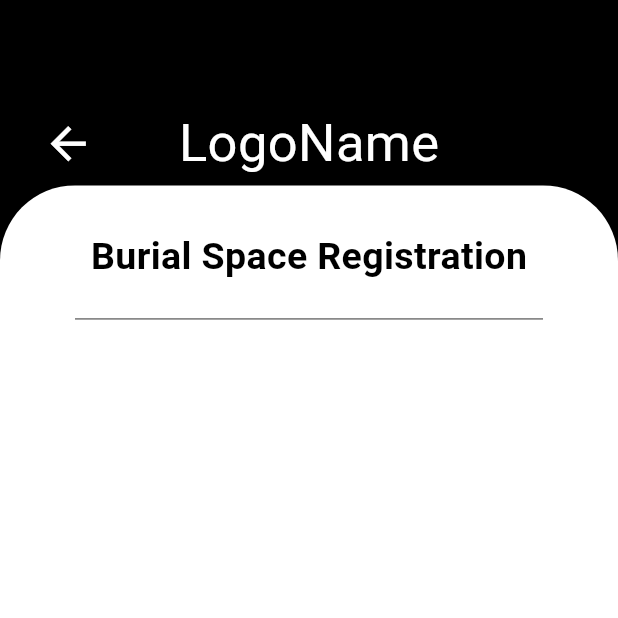
After one commit to divel00/addihills, a Flutter app: the BurialSpaceRegistrationPage screen opened directly, on a phone screen of 412 x 824 dp, the top half of it. The commit adds this screen. Run offline on Flutter 3.47's test engine with Material 3 defaults, Android fonts, the phone set to English and light mode, and no system bars; our stand-ins replace cloud_firestore, firebase_core; accounts and stored records are empty.

Commit message:
Added features in Other services

```diff
--- /dev/null
+++ b/lib/PAGE/OTHER_SERVICES/burial_space_registration_page.dart
@@ -0,0 +1,77 @@
+import 'package:flutter/material.dart';
+import 'package:addhills_app/PAGE/TOP_BUTTONS/top_navigationpop.dart';
+
+class BurialSpaceRegistrationPage extends StatelessWidget{
+
+  BurialSpaceRegistrationPage({super.key});
+  var height,width;
+
+  @override
+  Widget build(BuildContext context){
+
+    height = MediaQuery.of(context).size.height;
+    width = MediaQuery.of(context).size.width;
+
+    return Scaffold(
+      body: Builder(
+        builder: (context) {
+          return Container(
+            color: Colors.black,
+            child: Column(
+              children: [
+                Container(
+                  decoration: BoxDecoration(
+                    color: Colors.black,
+                  ),
+                  height: height * 0.15,
+                  width: width,
+                  alignment: Alignment.topCenter,
+                  child: TopNavigationpop(color: Colors.white,),
+                ),
+                Stack(
+                  children: [
+                    Container(
+                      decoration: BoxDecoration(
+                        color: Colors.white,
+                        borderRadius: BorderRadius.only(
+                          topLeft: Radius.circular(50),
+                          topRight: Radius.circular(50),
+                        )
+                      ),
+                      height: height - (height * 0.15),
+                      width: width,
+                      child: Column(
+                        crossAxisAlignment: CrossAxisAlignment.center,
+                        children: [
+                          Padding(
+                            padding: const EdgeInsets.only(
+                              top: 30,
+                              bottom: 15,
+                            ),
+                            child: Text(
+                              'Burial Space Registration',
+                              style: TextStyle(
+                                color: Colors.black,
+                                fontSize: 25,
+                                fontWeight: FontWeight.bold,
+                              ),
+                            ),
+                          ),
+                          Divider(
+                            indent: 50,
+                            endIndent: 50,
+                            color: Colors.black54
+                          ),
+                        ],
+                      ),
+                    ),
+                  ],
+                ),
+              ],
+            ),
+          );
+        }
+      ),
+    );
+  }
+}
```
Also changed, not shown: lib/PAGE/OTHER_SERVICES/equipments_page.dart (added, +75 -0 lines), lib/PAGE/OTHER_SERVICES/venue_reservation_page.dart (added, +75 -0 lines), lib/PAGE/TOP_BUTTONS/top_iconbuttons.dart (+9 -2 lines), pubspec.lock.
